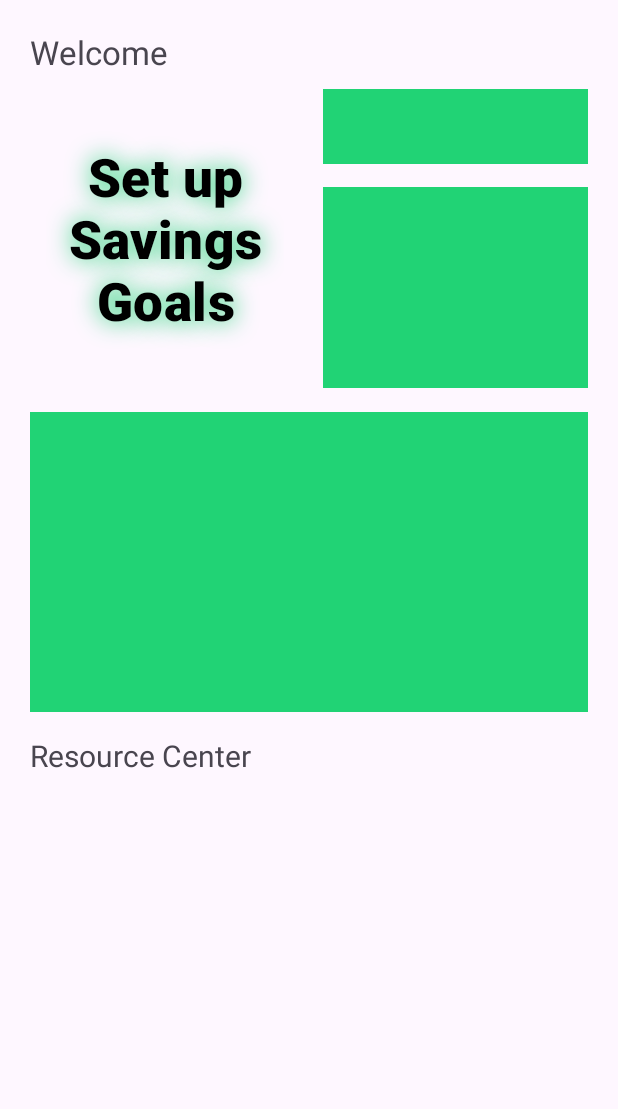
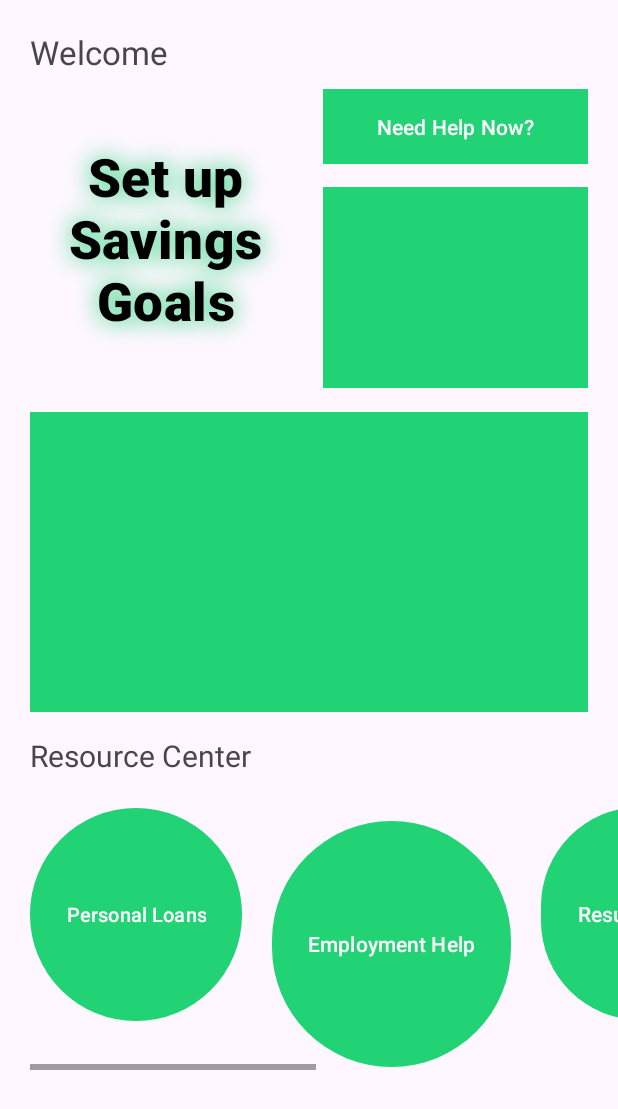
Before and after one commit to jaresinunez/Calculate, an Android app: the Dashboard screen opened directly, with no data from a screen before it, on a phone screen of 412 x 824 dp. Shown: the top 1109 px of the screen. Run offline under Robolectric (Android 15) with nearby library versions, the phone set to English and light mode, and no system bars; libraries missing offline, so code that uses them is left out: org.eazegraph.lib; plain views replace PieChart.

Commit message:
tobi's changes

```diff
--- a/app/src/main/java/com/hackutd/calculate/Dashboard.kt
+++ b/app/src/main/java/com/hackutd/calculate/Dashboard.kt
@@ -1,56 +1,46 @@
 package com.hackutd.calculate
 
 import android.content.Intent
-import android.graphics.Color
 import android.net.Uri
-import android.opengl.Visibility
 import android.os.Bundle
-import android.view.View
 import android.widget.Button
 import androidx.appcompat.app.AppCompatActivity
-import com.hackutd.calculate.Globals.CURRENT
-import com.hackutd.calculate.Globals.GOAL
-import com.hackutd.calculate.Globals.SETUP
-import org.eazegraph.lib.charts.PieChart
-import org.eazegraph.lib.models.PieModel
-
 
 class Dashboard : AppCompatActivity() {
-
     override fun onCreate(savedInstanceState: Bundle?) {
         super.onCreate(savedInstanceState)
         setContentView(R.layout.activity_dashboard)
 
-        val setUpSavingsButton : Button = findViewById(R.id.setupSavingsButton)
-        val pieChart : PieChart = findViewById(R.id.pieChart)
+        val btnCall: Button = findViewById(R.id.btnCall)
+        val btnPR: Button = findViewById(R.id.btnPR)
+        val btnEH: Button = findViewById(R.id.btnEH)
+        val btnRH: Button = findViewById(R.id.btnRH)
+        val btnLCR: Button = findViewById(R.id.btnLCR)
+        val btnLR: Button = findViewById(R.id.btnLR)
 
-        if (SETUP){
-            setUpSavingsButton.visibility = View.GONE
-            pieChart.visibility = View.VISIBLE
+        btnCall.setOnClickListener {
+            val dialIntent = Intent(Intent.ACTION_DIAL, Uri.parse("tel:800-799-7233"))
+            startActivity(dialIntent)
         }
 
-        pieChart.addPieSlice(
-            PieModel(
-                "R", CURRENT,
-                Color.parseColor("#21D375")
-            )
-        )
-        pieChart.addPieSlice(
-            PieModel(
-                "Python", GOAL- CURRENT,
-                Color.parseColor("#FFFFFFFF")
-            )
-        )
-
-        pieChart.startAnimation()
-
-        setUpSavingsButton.setOnClickListener {
-            val switchActivityIntent = Intent(this, SavingsGoals::class.java)
-            startActivity(switchActivityIntent)
-
-            setUpSavingsButton.visibility = View.GONE
-            pieChart.visibility = View.VISIBLE
+        btnPR.setOnClickListener {
+            startActivity(Intent(this, PersonalLoans::class.java))
         }
 
+        btnEH.setOnClickListener {
+            startActivity(Intent(this, EmploymentHelp::class.java))
+        }
+
+        btnRH.setOnClickListener {
+            startActivity(Intent(this, ResumeHelp::class.java))
+        }
+
+        btnLCR.setOnClickListener {
+            startActivity(Intent(this, LGBTCenterResources::class.java))
+        }
+
+        btnLR.setOnClickListener {
+            startActivity(Intent(this, LegalResources::class.java))
+        }
     }
 }
--- a/app/src/main/java/com/hackutd/calculate/MainActivity.kt
+++ b/app/src/main/java/com/hackutd/calculate/MainActivity.kt
@@ -173,10 +173,9 @@ class MainActivity : AppCompatActivity() {
                     solutionField.text = "ERR"
                 code = ""
             } else {
-                // TRANSITION
+                val switchActivityIntent: Intent = Intent(this, Dashboard::class.java)
+                startActivity(switchActivityIntent)
                 Toast.makeText(this, "CODE MATCH", Toast.LENGTH_LONG).show()
-                val switchActivityIntent = Intent(this, Dashboard::class.java)
-                startActivity(switchActivityIntent)
             }
         }
 
--- a/app/src/main/res/layout/activity_dashboard.xml
+++ b/app/src/main/res/layout/activity_dashboard.xml
@@ -1,15 +1,13 @@
 <?xml version="1.0" encoding="utf-8"?>
-<androidx.constraintlayout.widget.ConstraintLayout xmlns:android="http://schemas.android.com/apk/res/android"
+<LinearLayout xmlns:android="http://schemas.android.com/apk/res/android"
     xmlns:app="http://schemas.android.com/apk/res-auto"
     xmlns:tools="http://schemas.android.com/tools"
     android:layout_width="match_parent"
     android:layout_height="match_parent"
+    android:orientation="vertical"
     tools:context=".Dashboard">
 
-    <LinearLayout
-        android:layout_width="match_parent"
-        android:layout_height="match_parent"
-        android:orientation="vertical">
+
         <TextView
             android:layout_width="match_parent"
             android:layout_height="wrap_content"
@@ -56,11 +54,12 @@
                 android:layout_marginEnd="20sp"
                 android:orientation="vertical">
 
-                <ImageView
-                    android:layout_width="185sp"
+                <Button
+                    android:id="@+id/btnCall"
+                    android:layout_width="match_parent"
                     android:layout_height="50sp"
                     android:background="@color/green"
-                    />
+                    android:text="Need Help Now?" />
 
                 <ImageView
                     android:layout_width="185sp"
@@ -89,11 +88,49 @@
             android:layout_width="match_parent"
             android:layout_marginStart="20sp"
             android:layout_marginTop="6sp"
-            android:layout_height="150sp">
-            <ImageView
-                android:layout_width="100sp"
-                android:layout_height="match_parent"
-                android:background="@color/green"/>
+            android:layout_height="190sp">
+            <LinearLayout
+                android:layout_width="match_parent"
+                android:layout_height="wrap_content"
+                android:orientation="horizontal">
+
+                <Button
+                    android:id="@+id/btnPR"
+                    android:layout_width="match_parent"
+                    android:layout_height="150dp"
+                    android:text="Personal Loans"
+                    android:textSize="13dp"/>
+
+                <Button
+                    android:id="@+id/btnEH"
+                    android:layout_width="match_parent"
+                    android:layout_height="172dp"
+                    android:text="Employment Help"
+                    android:layout_margin="20dp"/>
+
+                <Button
+                    android:id="@+id/btnRH"
+                    android:layout_width="match_parent"
+                    android:layout_height="150dp"
+                    android:text="Resume Help"/>
+
+                <Button
+                    android:id="@+id/btnLCR"
+                    android:layout_width="match_parent"
+                    android:layout_height="172dp"
+                    android:text="LGBT Center Resources"
+                    android:textSize="10dp"
+                    android:layout_margin="20dp"/>
+
+                <Button
+                    android:id="@+id/btnLR"
+                    android:layout_width="match_parent"
+                    android:layout_height="150dp"
+                    android:text="Legal Resources"
+                    android:textSize="12dp"/>
+
+            </LinearLayout>
+
         </HorizontalScrollView>
-    </LinearLayout>
-</androidx.constraintlayout.widget.ConstraintLayout>
+
+</LinearLayout>
```
Also changed, not shown: app/src/main/AndroidManifest.xml (+18 -1 lines), app/src/main/java/com/hackutd/calculate/EmploymentHelp.kt (added, +12 -0 lines), app/src/main/java/com/hackutd/calculate/LGBTCenterResources.kt (added, +12 -0 lines), app/src/main/java/com/hackutd/calculate/LegalResources.kt (added, +12 -0 lines), app/src/main/java/com/hackutd/calculate/PersonalLoans.kt (added, +12 -0 lines), app/src/main/java/com/hackutd/calculate/ResumeHelp.kt (added, +12 -0 lines), app/src/main/res/layout/activity_eh.xml (added, +18 -0 lines), app/src/main/res/layout/activity_lcr.xml (added, +70 -0 lines), app/src/main/res/layout/activity_lr.xml (added, +18 -0 lines), app/src/main/res/layout/activity_pl.xml (added, +18 -0 lines), app/src/main/res/layout/activity_rh.xml (added, +105 -0 lines).
